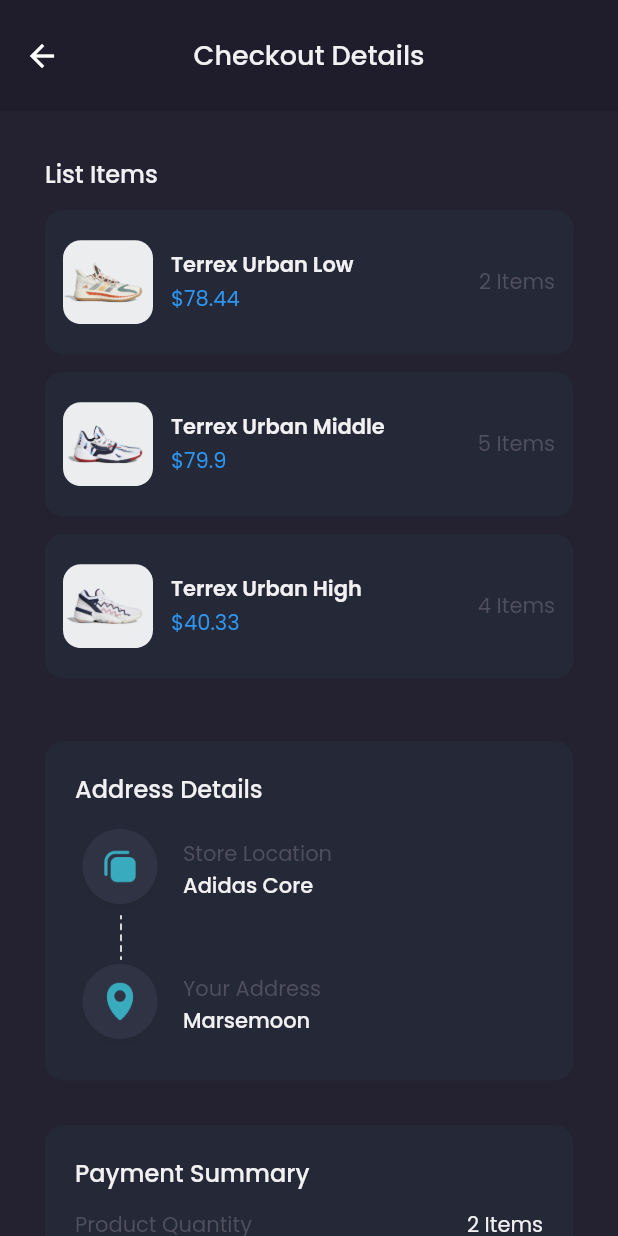
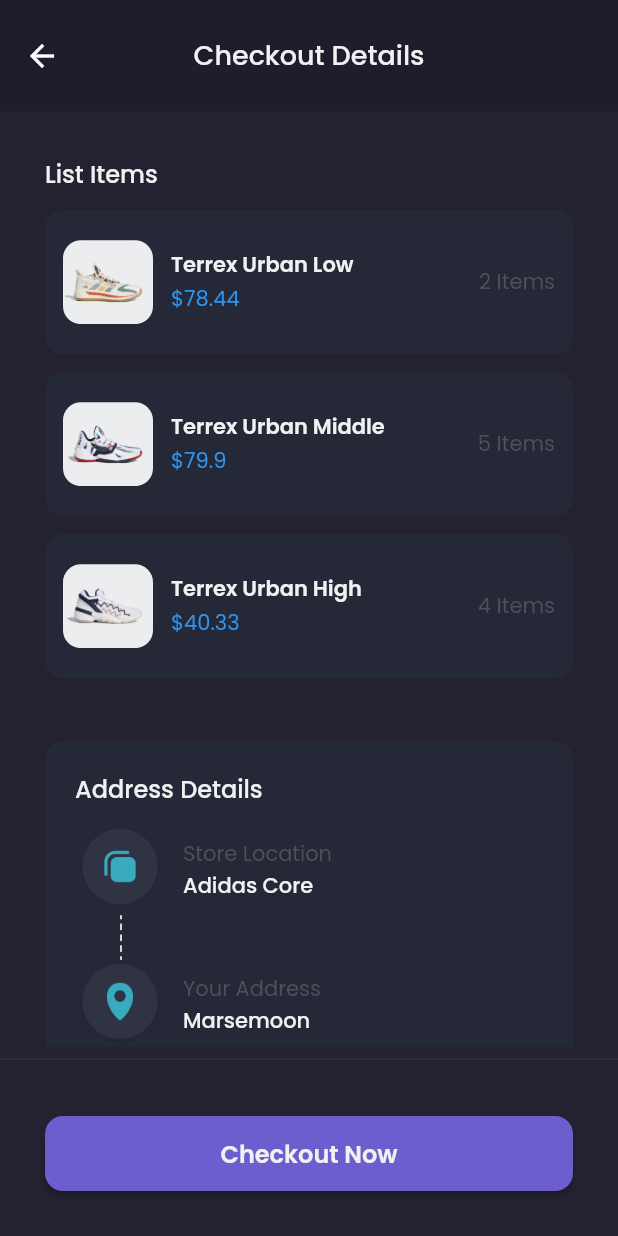
Before and after one commit to kevinrisqi/flutter_shoes_store, a Flutter app: the CheckoutPage screen opened by its route, on a phone screen of 412 x 824 dp. Run offline on Flutter 3.47's test engine with Material 2 defaults, Android fonts, the phone set to English and light mode, and no system bars; our stand-ins replace google_fonts; missing offline and left inert: dart:ffi.

Commit message:
Add checkout button in checkout page

```diff
--- a/lib/pages/checkout_page.dart
+++ b/lib/pages/checkout_page.dart
@@ -262,6 +262,38 @@ class CheckoutPage extends StatelessWidget {
         ),
       ),
       body: content(),
+      bottomNavigationBar: Column(
+        mainAxisSize: MainAxisSize.min,
+        children: [
+          Divider(
+            thickness: 1,
+            color: subtitleColor,
+          ),
+          Container(
+            width: double.infinity,
+            margin: EdgeInsets.all(defaultMargin),
+            child: ElevatedButton(
+              onPressed: () {},
+              style: ElevatedButton.styleFrom(
+                shape: RoundedRectangleBorder(
+                  borderRadius: BorderRadius.circular(12),
+                ),
+                primary: primaryColor,
+              ),
+              child: Container(
+                padding: EdgeInsets.symmetric(vertical: 13),
+                child: Text(
+                  'Checkout Now',
+                  style: primaryTextStyle.copyWith(
+                    fontSize: 16,
+                    fontWeight: semiBold,
+                  ),
+                ),
+              ),
+            ),
+          )
+        ],
+      ),
     );
   }
 }
```
